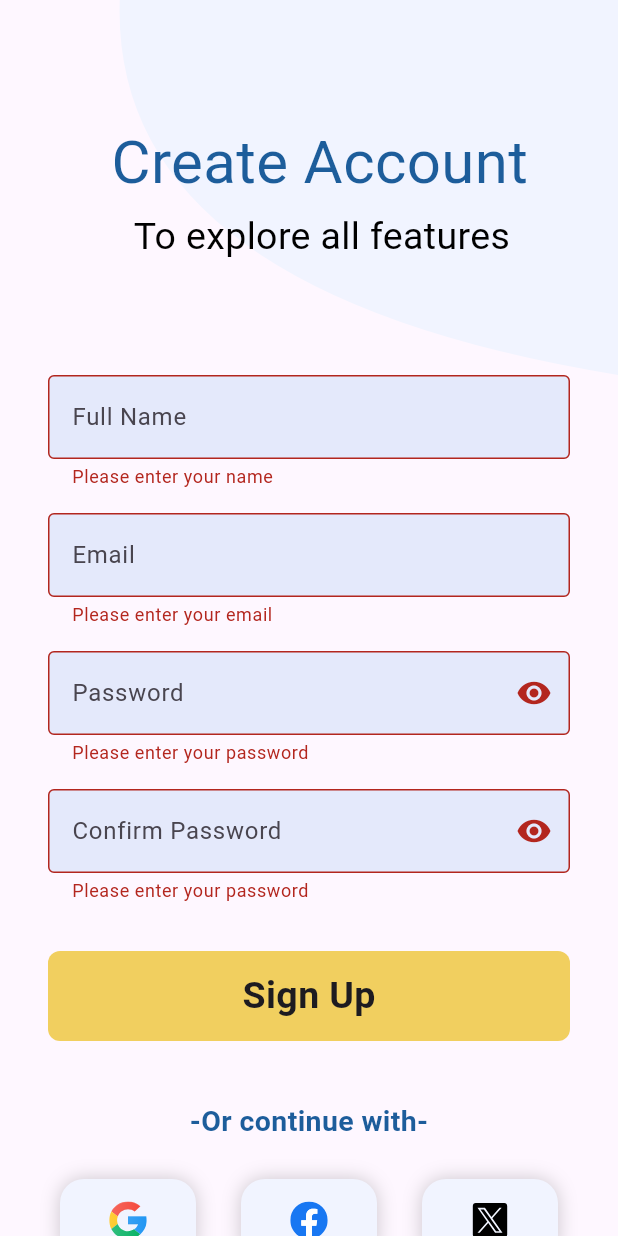
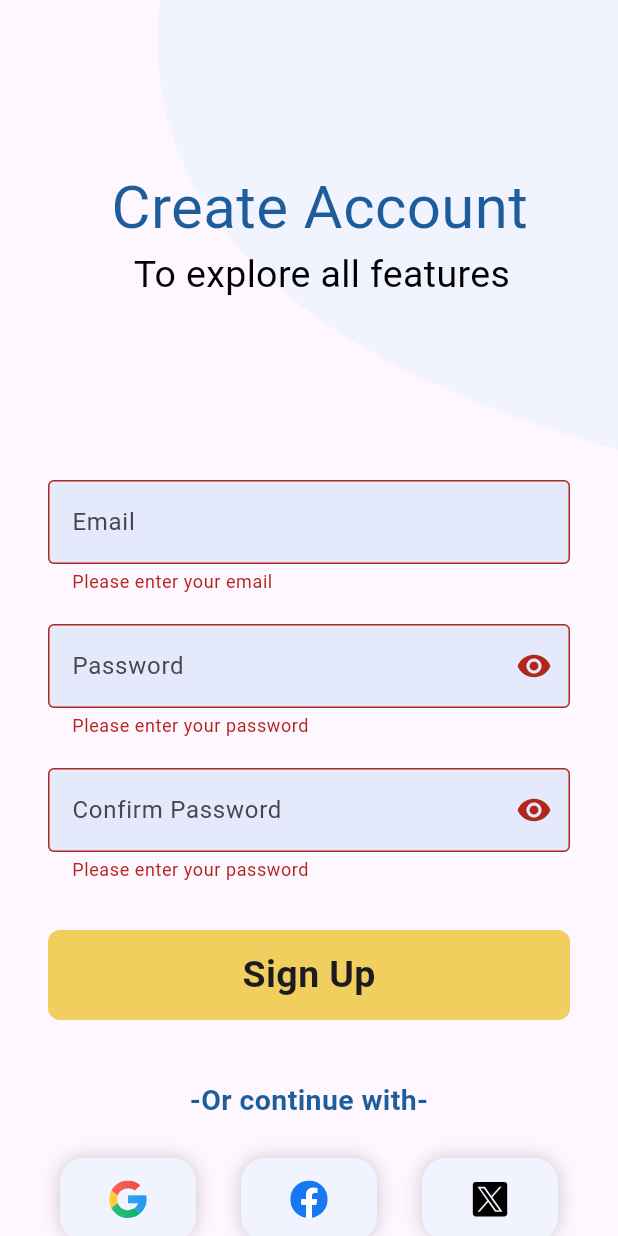
Before and after one commit to eman88888/final-project, a Flutter app: the Signup_Screen screen opened directly, after a tap on "Sign Up", on a phone screen of 412 x 824 dp. Run offline on Flutter 3.47's test engine with Material 3 defaults, Android fonts, the phone set to English and light mode, and no system bars; drawn by our look-alikes of modal_progress_hud_nsn; our stand-ins replace chat_bubbles, cloud_firestore, curved_navigation_bar, dotted_border, file_picker, firebase_auth and 8 more; missing offline and left inert: dart:html; accounts and stored records are empty; Roboto replaces fonts that are missing (MulishRomanBold, Poppins).

Commit message:
commit one

```diff
--- a/lib/pages/signup.dart
+++ b/lib/pages/signup.dart
@@ -19,10 +19,6 @@ class Signup_Screen extends StatefulWidget {
 
 // ignore: camel_case_types
 class _Signup_ScreenState extends State<Signup_Screen> {
-  //text editing controller
-  // ignore: non_constant_identifier_names
-  final FullNameController = TextEditingController();
-
   final userController = TextEditingController();
 
   final passController = TextEditingController();
@@ -57,12 +53,12 @@ class _Signup_ScreenState extends State<Signup_Screen> {
                       clipper: MyClipper(),
                       child: Container(
                         width: 500,
-                        height: 250,
+                        height: 300,
                         color: const Color(0xFFF1F4FF),
                       ),
                     ),
                     Positioned(
-                      top: 80,
+                      top: 110,
                       right: 60,
                       child: Transform.rotate(
                         angle: 0, // 45 degrees in radians
@@ -77,7 +73,7 @@ class _Signup_ScreenState extends State<Signup_Screen> {
                       ),
                     ),
                     Positioned(
-                      top: 140,
+                      top: 165,
                       right: 72,
                       child: Transform.rotate(
                         angle: 0, // 45 degrees in radians
@@ -94,21 +90,9 @@ class _Signup_ScreenState extends State<Signup_Screen> {
                   ],
                 ),
 
-                ////Textfield for Full Name
-                CustomTextFormField2(
-                  validator: (value) {
-                    if (value == null || value.isEmpty) {
-                      return 'Please enter your name';
-                    }
-                    return null;
-                  },
-                  controller: FullNameController,
-                  hintText: 'Full Name',
-                ),
-
                 ////Textfield for Email
                 Padding(
-                  padding: const EdgeInsets.symmetric(vertical: 16),
+                  padding: const EdgeInsets.only(top: 20, bottom: 20),
                   child: CustomTextFormField2(
                     validator: (value) {
                       if (value == null || value.isEmpty) {
@@ -125,7 +109,7 @@ class _Signup_ScreenState extends State<Signup_Screen> {
 
                 ////Textfield for Password
                 Padding(
-                  padding: const EdgeInsets.only(bottom: 16),
+                  padding: const EdgeInsets.only(bottom: 20),
                   child: CustomTextFormField2(
                     validator: (value) {
                       if (value == null || value.isEmpty) {
@@ -181,7 +165,6 @@ class _Signup_ScreenState extends State<Signup_Screen> {
                               .collection('users')
                               .doc(credential.user!.uid)
                               .set({
-                            'name': FullNameController.text,
                             'email': userController.text,
                           });
                           Navigator.push(
@@ -393,7 +376,7 @@ class MyClipper extends CustomClipper<Path> {
     final path = Path();
     path.moveTo(size.width, 0); // Move to top-right corner
     path.lineTo(size.width, size.height);
-    path.quadraticBezierTo(-140, 160, size.height * 0.9, -300);
+    path.quadraticBezierTo(-120, 150, size.height * 0.9, -300);
     path.close();
     return path;
   }
```
